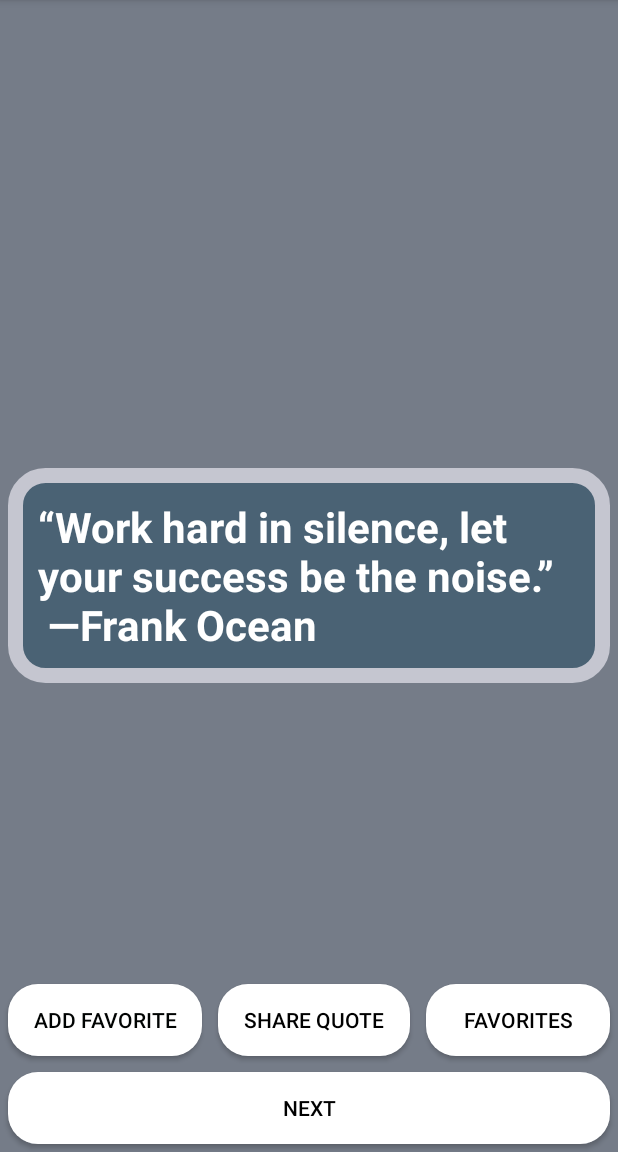
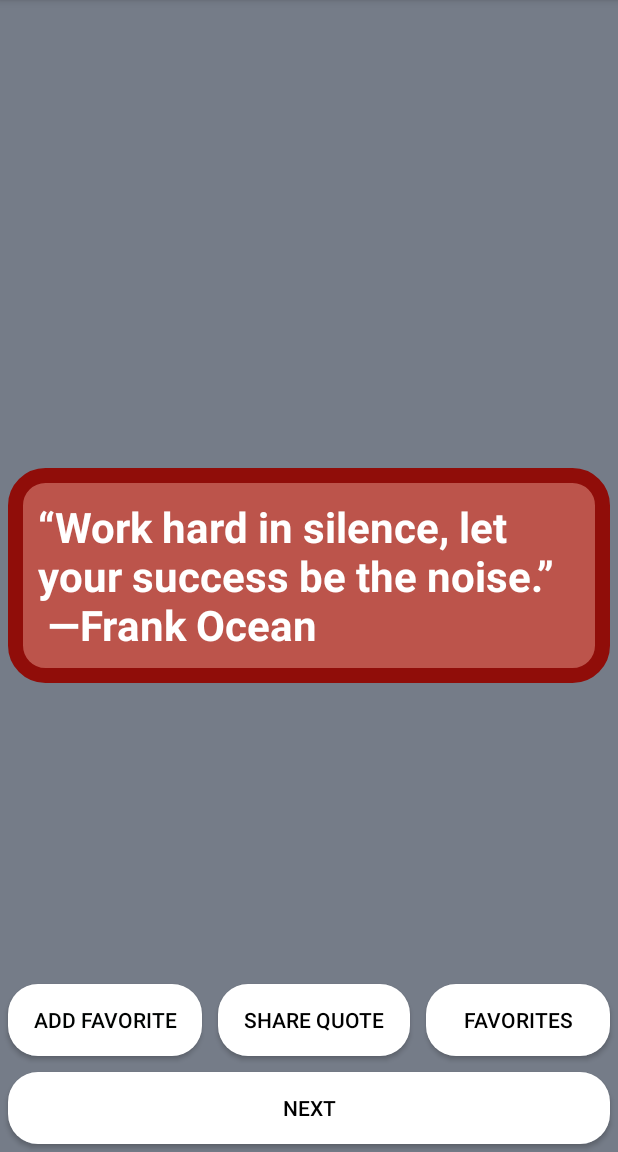
Before and after one commit to MisterWest11/CodSoft, an Android app: the MainActivity screen opened directly, with no data from a screen before it, on a phone screen of 412 x 824 dp, the part 84-1236 px from its top. Run offline under Robolectric (Android 15) with nearby library versions, the phone set to English and light mode, and no system bars.

Commit message:
Update rounded_corner.xml

```diff
--- a/app/src/main/res/drawable/rounded_corner.xml
+++ b/app/src/main/res/drawable/rounded_corner.xml
@@ -2,12 +2,12 @@
 <shape xmlns:android="http://schemas.android.com/apk/res/android">
 
 
-    <solid android:color="#4A6274" />
+    <solid android:color="#BC544B" />
 
     <corners android:radius="20dp" />
 
     <stroke android:width="10dp"
-            android:color="#C5C6D0" />
+            android:color="#900D09" />
 
     <padding android:left="1dp"
              android:right="1dp"
```
